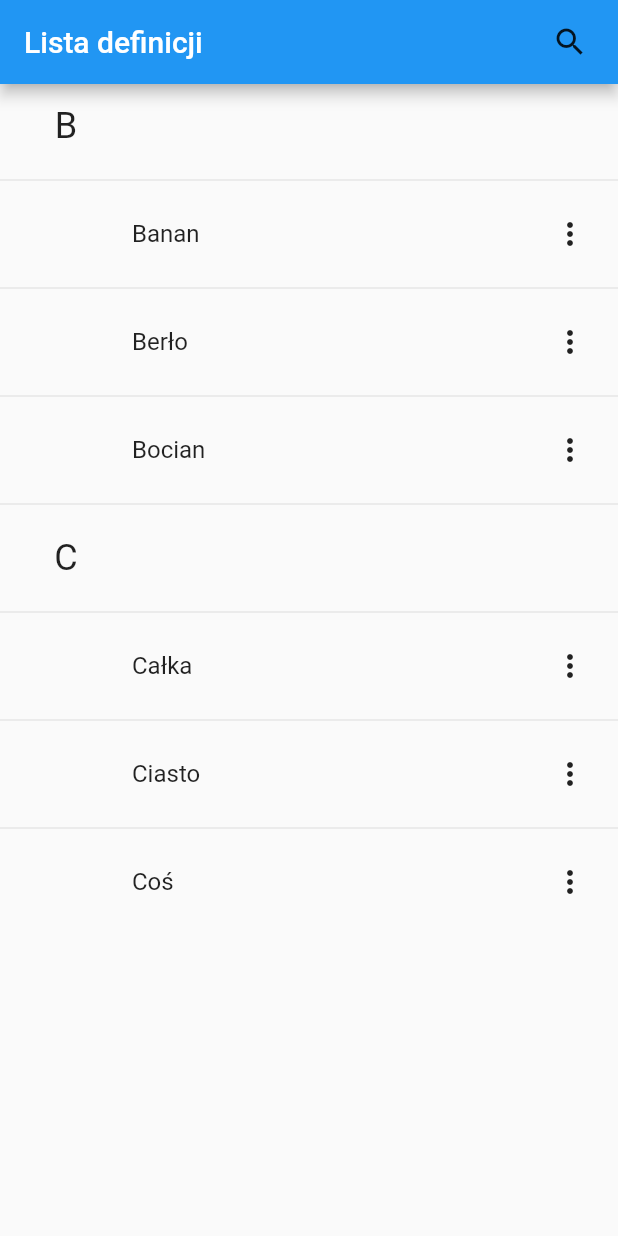
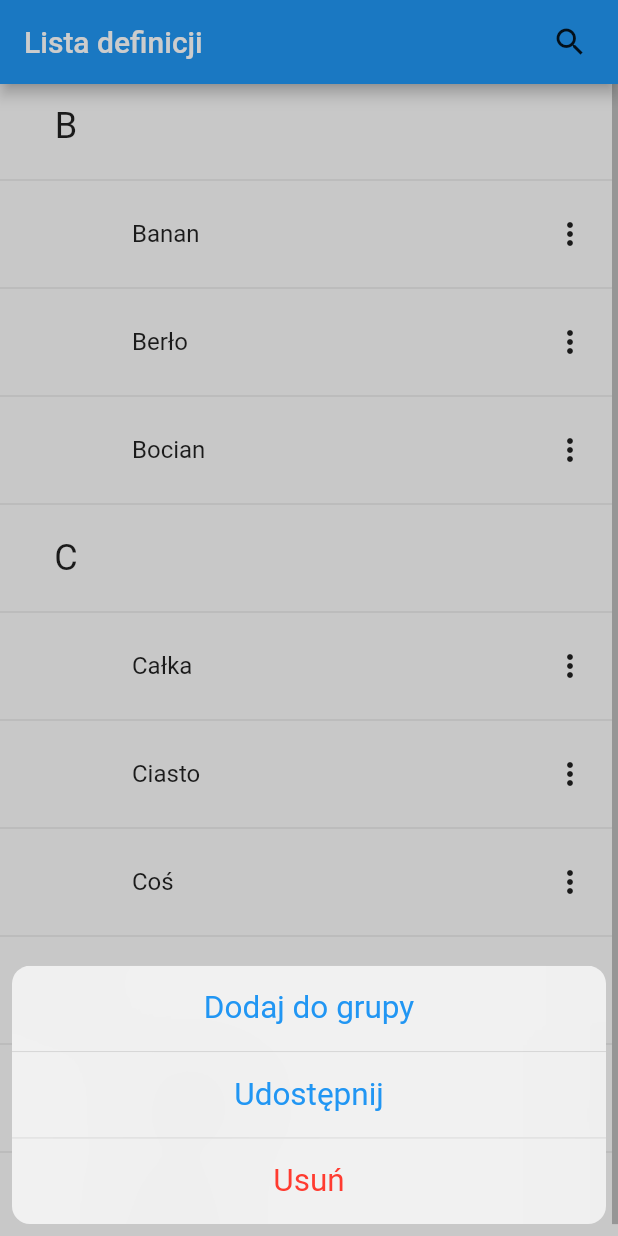
Before and after one commit to m-soltan/match_it, a Flutter app: the screen it shows after launch, after a tap on the "more vert" icon, on a phone screen of 412 x 824 dp. Run offline on Flutter 3.47's test engine with Material 2 defaults, Android fonts, the phone set to English and light mode, and no system bars.

Commit message:
show popup when list dots are tapped

```diff
--- a/lib/list_screen.dart
+++ b/lib/list_screen.dart
@@ -1,3 +1,4 @@
+import 'package:flutter/cupertino.dart';
 import 'package:flutter/material.dart';
 
 class _Header {
@@ -10,7 +11,6 @@ class _Item {
   _Item(this._s);
 }
 
-int _itemCount = 8;
 var _items = <dynamic> [
   _Header("B"),
   _Item("Banan"),
@@ -20,6 +20,9 @@ var _items = <dynamic> [
   _Item("Całka"),
   _Item("Ciasto"),
   _Item("Coś"),
+  _Header("D"),
+  _Item("Dodatkowy"),
+  _Item("Dopisać"),
 ];
 
 class ListScreen extends StatelessWidget {
@@ -42,7 +45,7 @@ class ListScreen extends StatelessWidget {
       body: Scrollbar(
         isAlwaysShown: true,
         child: ListView.separated(
-          itemCount: _itemCount,
+          itemCount: _items.length,
           separatorBuilder: (context, index) => Divider(),
           itemBuilder: (context, index) {
             dynamic i = _items[index];
@@ -68,7 +71,13 @@ class ListScreen extends StatelessWidget {
                 ),
                 title: Text(i._s),
                 trailing: InkWell(
-                  onTap: () {},
+                  onTap: () async {
+                    var choice = await showCupertinoModalPopup<Function>(
+                      context: context,
+                      builder: (_) => _ItemModal(),
+                    );
+                    choice?.call();
+                  },
                   child: Container(
                     height: 56,
                     width: 32,
@@ -86,3 +95,26 @@ class ListScreen extends StatelessWidget {
     );
   }
 }
+
+class _ItemModal extends StatelessWidget {
+  @override
+  Widget build(BuildContext context) {
+    return CupertinoActionSheet(
+      actions: <Widget>[
+        CupertinoActionSheetAction(
+          child: Text("Dodaj do grupy"),
+          onPressed: () {},
+        ),
+        CupertinoActionSheetAction(
+          child: Text("Udostępnij"),
+          onPressed: () {},
+        ),
+        CupertinoActionSheetAction(
+          child: Text("Usuń"),
+          isDestructiveAction: true,
+          onPressed: () {},
+        ),
+      ],
+    );
+  }
+}
```
